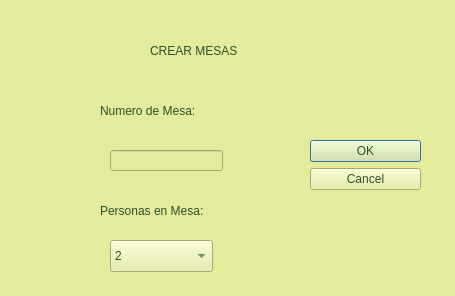
Before: the Qt Designer form crearmesas.ui in valeAlfaro5/ProyectoLenguajesDeProgramacion, drawn with Qt 5.
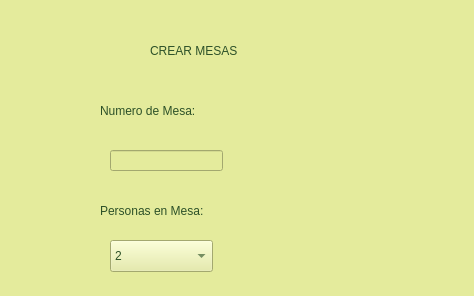
After: the same form once the commit is applied.

```diff
--- a/crearmesas.ui
+++ b/crearmesas.ui
@@ -6,7 +6,7 @@
    <rect>
     <x>0</x>
     <y>0</y>
-    <width>455</width>
+    <width>474</width>
     <height>296</height>
    </rect>
   </property>
@@ -31,11 +31,8 @@
 color: rgb(45, 81, 40);
 </string>
    </property>
-   <property name="orientation">
-    <enum>Qt::Orientation::Vertical</enum>
-   </property>
    <property name="standardButtons">
-    <set>QDialogButtonBox::StandardButton::Cancel|QDialogButtonBox::StandardButton::Ok</set>
+    <set>QDialogButtonBox::NoButton</set>
    </property>
   </widget>
   <widget class="QLabel" name="label">
@@ -43,7 +40,7 @@
     <rect>
      <x>150</x>
      <y>20</y>
-     <width>211</width>
+     <width>271</width>
      <height>61</height>
     </rect>
    </property>
```
